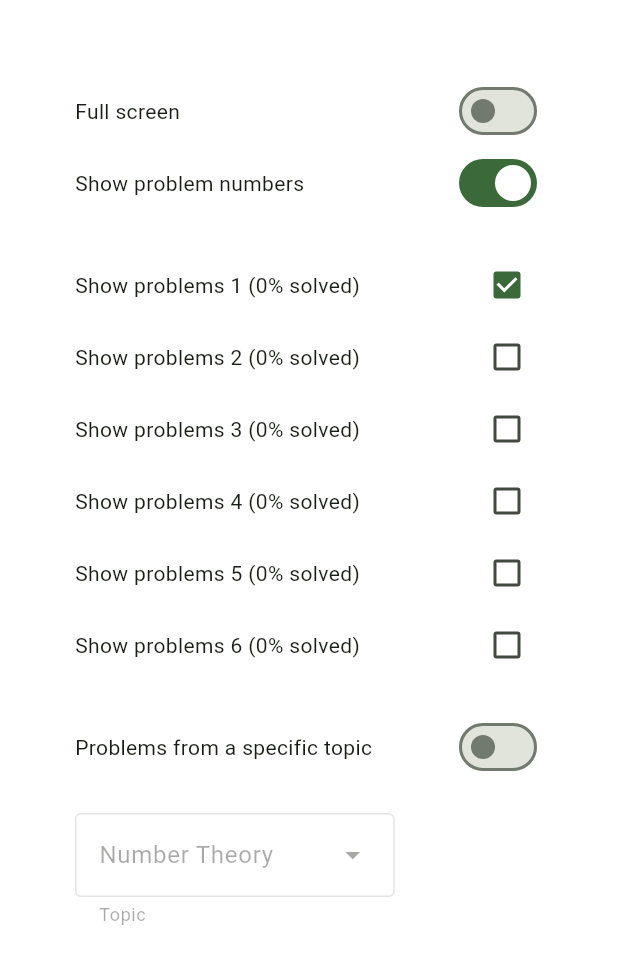
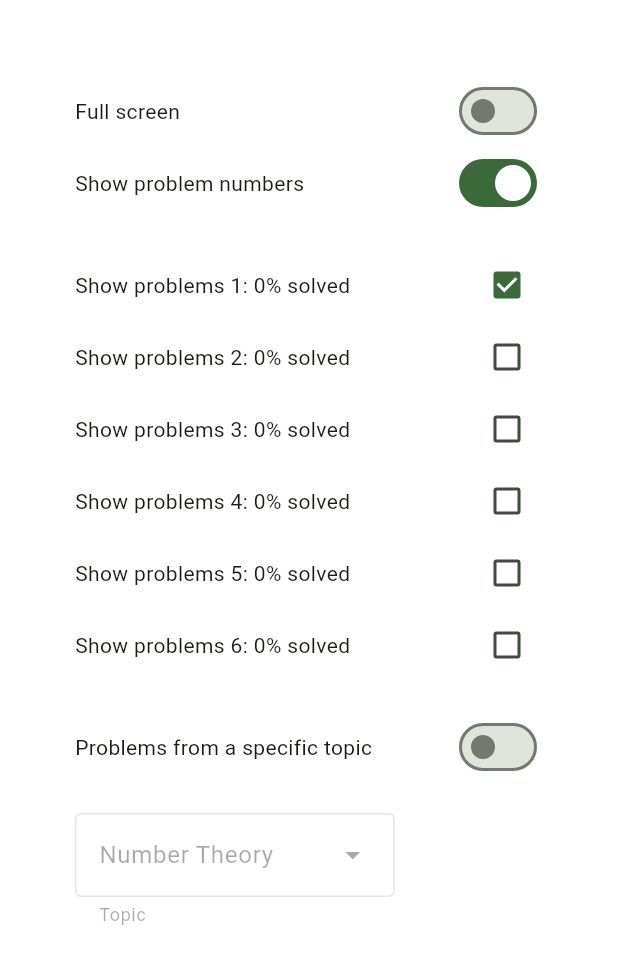
Before and after one commit to Tobias271828/IMC-Training, a Flutter app: the Settings screen opened directly, on a phone screen of 412 x 824 dp. Shown: the top 964 px of the screen. Run offline on Flutter 3.47's test engine with Material 3 defaults, Android fonts, the phone set to English and light mode, and no system bars; our stand-ins replace shared_preferences; accounts and stored records are empty; generated files the repository leaves out were written again.

Commit message:
Kleine Änderungen (Alle Sprachen jetzt im Bundle)

```diff
--- a/imctraining/lib/pages/settings.dart
+++ b/imctraining/lib/pages/settings.dart
@@ -66,42 +66,42 @@ class _SettingsState extends State<Settings> {
           Row(
             mainAxisAlignment: MainAxisAlignment.spaceBetween,
             children: [
-              Text("${AppLocalizations.of(context)!.showproblems} 1 (${(100*context.watch<CurrentExerciseProvider>().aufgaben1geloest / context.watch<CurrentExerciseProvider>().aufgaben1gesamt).round()}% ${AppLocalizations.of(context)!.solved})"),
+              Text("${AppLocalizations.of(context)!.showproblems} 1: ${(100*context.watch<CurrentExerciseProvider>().aufgaben1geloest / context.watch<CurrentExerciseProvider>().aufgaben1gesamt).round()}% ${AppLocalizations.of(context)!.solved}"),
               Checkbox(value: context.watch<CurrentExerciseProvider>().zeigeaufgaben1, onChanged: (value){context.read<CurrentExerciseProvider>().aenderezeigeaufgabenbestimmertnummer(1);},)
             ],
           ),
           Row(
             mainAxisAlignment: MainAxisAlignment.spaceBetween,
             children: [
-              Text("${AppLocalizations.of(context)!.showproblems} 2 (${(100*context.watch<CurrentExerciseProvider>().aufgaben2geloest / context.watch<CurrentExerciseProvider>().aufgaben2gesamt).round()}% ${AppLocalizations.of(context)!.solved})"),
+              Text("${AppLocalizations.of(context)!.showproblems} 2: ${(100*context.watch<CurrentExerciseProvider>().aufgaben2geloest / context.watch<CurrentExerciseProvider>().aufgaben2gesamt).round()}% ${AppLocalizations.of(context)!.solved}"),
               Checkbox(value: context.watch<CurrentExerciseProvider>().zeigeaufgaben2, onChanged: (value){context.read<CurrentExerciseProvider>().aenderezeigeaufgabenbestimmertnummer(2);},)
             ],
           ),
           Row(
             mainAxisAlignment: MainAxisAlignment.spaceBetween,
             children: [
-              Text("${AppLocalizations.of(context)!.showproblems} 3 (${(100*context.watch<CurrentExerciseProvider>().aufgaben3geloest / context.watch<CurrentExerciseProvider>().aufgaben3gesamt).round()}% ${AppLocalizations.of(context)!.solved})"),
+              Text("${AppLocalizations.of(context)!.showproblems} 3: ${(100*context.watch<CurrentExerciseProvider>().aufgaben3geloest / context.watch<CurrentExerciseProvider>().aufgaben3gesamt).round()}% ${AppLocalizations.of(context)!.solved}"),
               Checkbox(value: context.watch<CurrentExerciseProvider>().zeigeaufgaben3, onChanged: (value){context.read<CurrentExerciseProvider>().aenderezeigeaufgabenbestimmertnummer(3);},)
             ],
           ),
           Row(
             mainAxisAlignment: MainAxisAlignment.spaceBetween,
             children: [
-              Text("${AppLocalizations.of(context)!.showproblems} 4 (${(100*context.watch<CurrentExerciseProvider>().aufgaben4geloest / context.watch<CurrentExerciseProvider>().aufgaben4gesamt).round()}% ${AppLocalizations.of(context)!.solved})"),
+              Text("${AppLocalizations.of(context)!.showproblems} 4: ${(100*context.watch<CurrentExerciseProvider>().aufgaben4geloest / context.watch<CurrentExerciseProvider>().aufgaben4gesamt).round()}% ${AppLocalizations.of(context)!.solved}"),
               Checkbox(value: context.watch<CurrentExerciseProvider>().zeigeaufgaben4, onChanged: (value){context.read<CurrentExerciseProvider>().aenderezeigeaufgabenbestimmertnummer(4);},)
             ],
           ),
           Row(
             mainAxisAlignment: MainAxisAlignment.spaceBetween,
             children: [
-              Text("${AppLocalizations.of(context)!.showproblems} 5 (${(100*context.watch<CurrentExerciseProvider>().aufgaben5geloest / context.watch<CurrentExerciseProvider>().aufgaben5gesamt).round()}% ${AppLocalizations.of(context)!.solved})"),
+              Text("${AppLocalizations.of(context)!.showproblems} 5: ${(100*context.watch<CurrentExerciseProvider>().aufgaben5geloest / context.watch<CurrentExerciseProvider>().aufgaben5gesamt).round()}% ${AppLocalizations.of(context)!.solved}"),
               Checkbox(value: context.watch<CurrentExerciseProvider>().zeigeaufgaben5, onChanged: (value){context.read<CurrentExerciseProvider>().aenderezeigeaufgabenbestimmertnummer(5);},)
             ],
           ),
           Row(
             mainAxisAlignment: MainAxisAlignment.spaceBetween,
             children: [
-              Text("${AppLocalizations.of(context)!.showproblems} 6 (${(100*context.watch<CurrentExerciseProvider>().aufgaben6geloest / context.watch<CurrentExerciseProvider>().aufgaben6gesamt).round()}% ${AppLocalizations.of(context)!.solved})"),
+              Text("${AppLocalizations.of(context)!.showproblems} 6: ${(100*context.watch<CurrentExerciseProvider>().aufgaben6geloest / context.watch<CurrentExerciseProvider>().aufgaben6gesamt).round()}% ${AppLocalizations.of(context)!.solved}"),
               Checkbox(value: context.watch<CurrentExerciseProvider>().zeigeaufgaben6, onChanged: (value){context.read<CurrentExerciseProvider>().aenderezeigeaufgabenbestimmertnummer(6);},)
             ],
           ),
--- a/imctraining/pubspec.yaml
+++ b/imctraining/pubspec.yaml
@@ -16,7 +16,7 @@ publish_to: 'none' # Remove this line if you wish to publish to pub.dev
 # https://developer.apple.com/library/archive/documentation/General/Reference/InfoPlistKeyReference/Articles/CoreFoundationKeys.html
 # In Windows, build-name is used as the major, minor, and patch parts
 # of the product and file versions while build-number is used as the build suffix.
-version: 3.8.0+6
+version: 3.8.2+8
 
 environment:
   sdk: ^3.5.2
```
Also changed, not shown: imctraining/lib/l10n/app_es.arb (+4 -4 lines).
